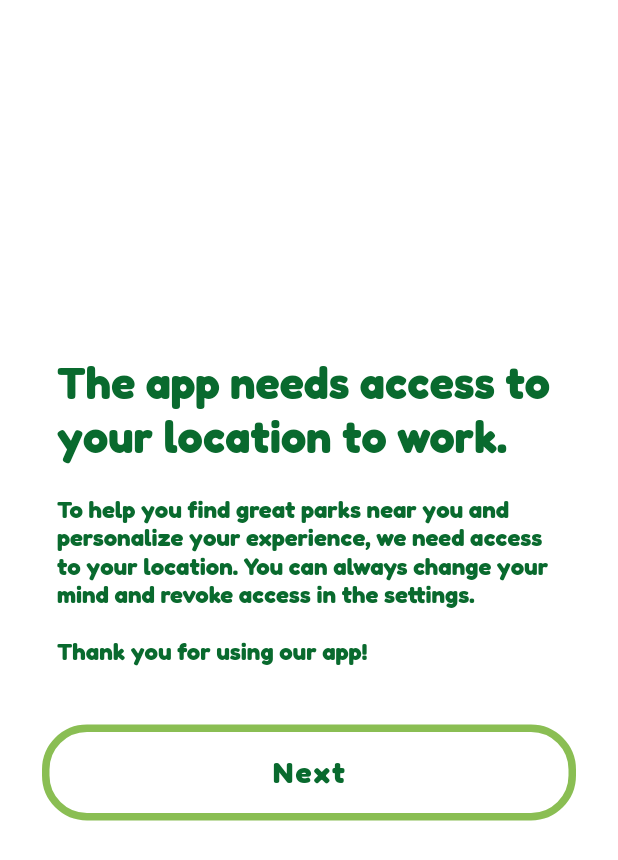
After one commit to Gilad1016/FetchFriends, a Flutter app: the LocationPermissionPage screen opened by its route, after a tap on "Next", on a phone screen of 412 x 824 dp. The commit adds this screen. Shown: the top 860 px of the screen. Run offline on Flutter 3.47's test engine with Material 2 defaults, Android fonts, the phone set to English and light mode, and no system bars; our stand-ins replace cloud_firestore, firebase_auth, firebase_core, firebase_storage, go_router, image_picker and 2 more; missing offline and left inert: firebase_app_check, time_picker_spinner; accounts and stored records are empty.

Commit message:
fix some rerouting and finish request location

```diff
--- a/lib/models/park_item.dart
+++ b/lib/models/park_item.dart
@@ -1,13 +1,23 @@
+import 'package:cloud_firestore/cloud_firestore.dart';
+
 class ParkItem {
   String id = '';
   String name = '';
   String mapsURL = '';
-  // geoPoint location = geoPoint();
-
+  GeoPoint location = const GeoPoint(0, 0);
 
   ParkItem({required this.name, required this.mapsURL});
 
   factory ParkItem.fromMap(Map<String, dynamic> docDocument) {
+    //
+    // final point1 = LatLng(latitude1, longitude1);
+    // final point2 = LatLng(latitude2, longitude2);
+    //
+    // final distance = Distance()
+    //     .as(LengthUnit. Kilometer, point1, point2);
+    //
+    // print('Distance: ${distance.toString()} km');
+
     return ParkItem(
       name: docDocument['name'] as String,
       mapsURL: docDocument['mapsURL'] as String,
--- /dev/null
+++ b/lib/models/user_data.dart
@@ -0,0 +1,32 @@
+import 'package:dogy_park/models/dog_item.dart';
+import 'package:dogy_park/models/park_item.dart';
+
+class UserData {
+  String userToken = '';
+  List<String> dogIds = [];
+  List<DogItem>? dogItems;
+  List<ParkItem>? savedParks;
+  List<String> savedParksId = [];
+
+  UserData(
+      {required this.userToken,
+      required this.dogIds,
+      required this.savedParksId});
+
+  factory UserData.fromMap(Map<String, dynamic> docDocument) {
+    return UserData(
+      userToken: docDocument['userToken'] as String,
+      dogIds: List<String>.from(docDocument['dogIds'] as List<dynamic>),
+      savedParksId:
+          List<String>.from(docDocument['savedParksId'] as List<dynamic>),
+    );
+  }
+
+  Map<String, dynamic> toMap() {
+    return {
+      'userToken': userToken,
+      'dogIds': dogIds,
+      'savedParksId': savedParksId,
+    };
+  }
+}
--- a/lib/pages/auth/login.dart
+++ b/lib/pages/auth/login.dart
@@ -29,6 +29,7 @@ class LoginPage extends StatelessWidget {
     }
 
     if (msg == 'success') {
+
       GoRouter.of(context).pushReplacement('/');
     }
   }
--- a/lib/pages/boot.dart
+++ b/lib/pages/boot.dart
@@ -13,11 +13,11 @@ class BootPage extends StatefulWidget {
 class _BootPageState extends State<BootPage> {
   late AppStateProvider _appProvider;
 
-  void onStartUp(context) async {
+  void onStartUp() async {
     //WAIT 1 SECOND
     await Future.delayed(const Duration(seconds: 1));
     // TODO: REMOVE WAIT
-    await _appProvider.onAppStart(context);
+    await _appProvider.onAppStart();
   }
 
   @override
@@ -25,7 +25,7 @@ class _BootPageState extends State<BootPage> {
     super.initState();
     _appProvider = Provider.of<AppStateProvider>(context, listen: false);
 
-    WidgetsBinding.instance.addPostFrameCallback((_) => onStartUp(context));
+    WidgetsBinding.instance.addPostFrameCallback((_) => onStartUp());
   }
 
   @override
--- a/lib/pages/error.dart
+++ b/lib/pages/error.dart
@@ -23,7 +23,7 @@ class ErrorPage extends StatelessWidget {
             Text(error ?? ""),
             TextButton(
               onPressed: () {
-                GoRouter.of(context).pushNamed(AppPage.park.toName);
+                GoRouter.of(context).pushNamed(AppPage.parkHome.toName);
               },
               child: const Text(
                   "Back to Home"
--- /dev/null
+++ b/lib/pages/new_user_flow/request_location_permission.dart
@@ -0,0 +1,60 @@
+import 'package:flutter/material.dart';
+import 'package:go_router/go_router.dart';
+
+import '../../providers/location_provider.dart';
+import '../../widgets/custom_button.dart';
+import '../../widgets/text_widget.dart';
+
+class LocationPermissionPage extends StatelessWidget {
+  const LocationPermissionPage({super.key});
+
+  Future<void> requestLocationPermission(context) async {
+    final LocationProvider locationProvider = LocationProvider();
+    String request = await locationProvider.getLocation();
+
+    if(request == "success") {
+      GoRouter.of(context).go('/');
+      return;
+    }
+
+    ScaffoldMessenger.of(context).showSnackBar(
+      SnackBar(
+        content: Text('Error requesting location permissions: ${request}'),
+      ),
+    );
+  }
+
+  @override
+  Widget build(BuildContext context) {
+    return Scaffold(
+      body: Padding(
+        padding: const EdgeInsets.only(bottom: 40, left: 28, right: 28),
+        child: Column(
+          mainAxisAlignment: MainAxisAlignment.center,
+          crossAxisAlignment: CrossAxisAlignment.stretch,
+          children: <Widget>[
+            const TextWidget(
+              headerText: 'The app needs access to your location to work.',
+              subheaderText: '',
+            ),
+            const TextWidget(
+              headerText: '',
+              subheaderText:
+                  'To help you find great parks near you and personalize your '
+                  'experience, we need access to your location. '
+                  'You can always change your mind and revoke access in the settings.'
+                  '\n\n'
+                  'Thank you for using our app!',
+            ),
+            CustomButton(
+              text: 'Next',
+              onPressed: () {
+                requestLocationPermission(context);
+              },
+            ),
+          ],
+        ),
+      ),
+    );
+  }
+}
--- a/lib/providers/app_state/states_utils.dart
+++ b/lib/providers/app_state/states_utils.dart
@@ -2,5 +2,7 @@ enum AppState {
   init,
   unauthenticated,
   loggedIn,
+  noLocationPermission,
   loggedInWithDogs,
+  loggedInWithDogsAndSavedParks,
 }
--- /dev/null
+++ b/lib/providers/location_provider.dart
@@ -0,0 +1,68 @@
+import 'dart:async';
+
+import 'package:flutter/services.dart';
+import 'package:location/location.dart';
+
+import 'app_state/states_utils.dart';
+
+class LocationProvider {
+  Location location = Location();
+  late LocationData _locationData;
+  bool _serviceEnabled = false;
+  final StreamController<bool> _onLocationStateChange =
+  StreamController.broadcast();
+
+  Stream<bool> get onLocationStateChange => _onLocationStateChange.stream;
+
+  void _updateLocationState(bool isGranted) {
+    _onLocationStateChange.add(isGranted);
+  }
+
+
+  Future<void> checkService() async {
+    _serviceEnabled = await location.serviceEnabled();
+    if (!_serviceEnabled) {
+      _serviceEnabled = await location.requestService();
+      if (!_serviceEnabled) {
+        _updateLocationState(false);
+        throw PlatformException(
+            code: 'LOCATION_SERVICES_DISABLED',
+            message: 'Location services are disabled.');
+      }
+    }
+  }
+
+  Future<void> checkPermission() async {
+    PermissionStatus permissionGranted = await location.hasPermission();
+    if (permissionGranted != PermissionStatus.granted) {
+      permissionGranted = await location.requestPermission();
+      if (permissionGranted != PermissionStatus.granted) {
+        _updateLocationState(false);
+        throw PlatformException(
+            code: 'LOCATION_PERMISSION_DENIED',
+            message: 'Location permission is denied.');
+      }
+    }
+  }
+
+  Future<String> getLocation() async {
+    try {
+      await checkService();
+      await checkPermission();
+      _locationData = await location.getLocation();
+    } on PlatformException catch (e) {
+      return e.message ?? "error";
+    }
+    _updateLocationState(true);
+    return "success";
+  }
+
+  Future<bool> isLocationReady() async {
+    return await location.serviceEnabled() && await location.hasPermission() == PermissionStatus.granted;
+  }
+
+
+  double? get latitude => _locationData.latitude;
+
+  double? get longitude => _locationData.longitude;
+}
--- a/lib/providers/router/app_router.dart
+++ b/lib/providers/router/app_router.dart
@@ -1,10 +1,12 @@
-import 'package:dogy_park/pages/add_dog.dart';
+import 'package:dogy_park/pages/new_user_flow/add_dog.dart';
 import 'package:dogy_park/pages/boot.dart';
 import 'package:dogy_park/pages/profile.dart';
 import 'package:dogy_park/providers/router/routes_utils.dart';
 import 'package:go_router/go_router.dart';
 
-import '../../pages/park.dart';
+import '../../pages/new_user_flow/add_preferred_park.dart';
+import '../../pages/new_user_flow/request_location_permission.dart';
+import '../../pages/home.dart';
 import '../../pages/auth/register.dart';
 import '../../pages/auth/login.dart';
 import '../../pages/error.dart';
@@ -24,9 +26,9 @@ class AppRouter {
     // initialLocation: AppPage.boot.toPath,
     routes: <GoRoute>[
       GoRoute(
-        path: AppPage.park.toPath,
-        name: AppPage.park.toName,
-        builder: (context, state) => const ParkPage(),
+        path: AppPage.parkHome.toPath,
+        name: AppPage.parkHome.toName,
+        builder: (context, state) => const ParkHomePage(),
       ),
       GoRoute(
         path: AppPage.login.toPath,
@@ -63,6 +65,16 @@ class AppRouter {
         name: AppPage.profile.toName,
         builder: (context, state) => const ProfilePage(),
       ),
+      GoRoute(
+        path: AppPage.requestPermission.toPath,
+        name: AppPage.requestPermission.toName,
+        builder: (context, state) => const LocationPermissionPage(),
+      ),
+      GoRoute(
+        path: AppPage.addPreferredPark.toPath,
+        name: AppPage.addPreferredPark.toName,
+        builder: (context, state) => const AddPreferredParkPage(),
+      ),
     ],
     errorBuilder: (context, state) => ErrorPage(error: state.error.toString()),
     redirect: (context, state) {
@@ -80,16 +92,27 @@ class AppRouter {
               (state.matchedLocation != AppPage.register.toPath)) {
             return AppPage.landing.toPath;
           }
-
         case AppState.loggedIn:
           return AppPage.addDog.toPath;
 
+        case AppState.noLocationPermission:
+          return AppPage.requestPermission.toPath;
+
         case AppState.loggedInWithDogs:
+          //TODO: after add parks is done change this to add parks
           if ((state.matchedLocation == AppPage.landing.toPath ||
               state.matchedLocation == AppPage.login.toPath ||
               state.matchedLocation == AppPage.register.toPath ||
               state.matchedLocation == AppPage.boot.toPath)) {
-            return AppPage.park.toPath;
+            return AppPage.parkHome.toPath;
+          }
+
+        case AppState.loggedInWithDogsAndSavedParks:
+          if ((state.matchedLocation == AppPage.landing.toPath ||
+              state.matchedLocation == AppPage.login.toPath ||
+              state.matchedLocation == AppPage.register.toPath ||
+              state.matchedLocation == AppPage.boot.toPath)) {
+            return AppPage.parkHome.toPath;
           }
       }
 
--- a/lib/providers/router/routes_utils.dart
+++ b/lib/providers/router/routes_utils.dart
@@ -2,18 +2,20 @@ enum AppPage {
   splash,
   login,
   register,
-  park,
+  parkHome,
   error,
   landing,
   boot,
   addDog,
   profile,
+  requestPermission,
+  addPreferredPark,
 }
 
 extension AppPageExtension on AppPage {
   String get toPath {
     switch (this) {
-      case AppPage.park:
+      case AppPage.parkHome:
         return "/";
       case AppPage.login:
         return "/login";
@@ -29,6 +31,10 @@ extension AppPageExtension on AppPage {
         return "/addDog";
       case AppPage.profile:
         return "/profile";
+      case AppPage.requestPermission:
+        return "/requestPermission";
+      case AppPage.addPreferredPark:
+        return "/addPreferredPark";
       default:
         return "/";
     }
@@ -36,7 +42,7 @@ extension AppPageExtension on AppPage {
 
   String get toName {
     switch (this) {
-      case AppPage.park:
+      case AppPage.parkHome:
         return "PARK";
       case AppPage.login:
         return "LOGIN";
@@ -52,6 +58,10 @@ extension AppPageExtension on AppPage {
         return "ADD_DOG";
       case AppPage.profile:
         return "PROFILE";
+      case AppPage.requestPermission:
+        return "REQUEST_PERMISSION";
+      case AppPage.addPreferredPark:
+        return "ADD_PREFERRED_PARK";
       default:
         return "PARK";
     }
@@ -59,7 +69,7 @@ extension AppPageExtension on AppPage {
 
   String get toTitle {
     switch (this) {
-      case AppPage.park:
+      case AppPage.parkHome:
         return "My App";
       case AppPage.login:
         return "My App Log In";
@@ -75,6 +85,8 @@ extension AppPageExtension on AppPage {
         return "My App Add Dog";
       case AppPage.profile:
         return "My App Profile";
+      case AppPage.requestPermission:
+        return "My App Request Permission";
       default:
         return "My App";
     }
--- a/lib/widgets/arrival/arrival_tile.dart
+++ b/lib/widgets/arrival_tile.dart
@@ -1,7 +1,7 @@
 import 'package:dogy_park/design/color_pallette.dart';
 import 'package:flutter/material.dart';
 
-import '../../models/dog_item.dart';
+import '../models/dog_item.dart';
 
 class ArrivalTile extends StatelessWidget {
   final DogItem dogItem;
--- a/lib/widgets/text_widget.dart
+++ b/lib/widgets/text_widget.dart
@@ -6,7 +6,8 @@ class TextWidget extends StatelessWidget {
   final String headerText;
   final String subheaderText;
 
-  const TextWidget({super.key,
+  const TextWidget({
+    super.key,
     required this.headerText,
     required this.subheaderText,
   });
@@ -16,7 +17,9 @@ class TextWidget extends StatelessWidget {
     return Column(
       crossAxisAlignment: CrossAxisAlignment.start,
       children: [
-        Padding(
+        Visibility(
+          visible: headerText.isNotEmpty,
+          child: Padding(
             padding: const EdgeInsets.all(10),
             child: Text(
               headerText,
@@ -28,7 +31,10 @@ class TextWidget extends StatelessWidget {
               ),
             ),
           ),
-        Padding(
+        ),
+        Visibility(
+          visible: subheaderText.isNotEmpty,
+          child: Padding(
             padding:
                 const EdgeInsets.only(top: 10, bottom: 20, left: 10, right: 10),
             child: Text(
@@ -41,6 +47,7 @@ class TextWidget extends StatelessWidget {
               ),
             ),
           ),
+        ),
       ],
     );
   }
```
Also changed, not shown: lib/main.dart (+6 -7 lines), lib/pages/home.dart (renamed from lib/pages/park.dart, +5 -5 lines), lib/pages/new_user_flow/add_dog.dart (renamed from lib/pages/add_dog.dart, +4 -4 lines), lib/pages/new_user_flow/add_preferred_park.dart (added, +143 -0 lines), lib/providers/app_state/app_state_provider.dart (+61 -14 lines), lib/providers/data_provider.dart (+26 -2 lines), lib/widgets/dog_arrival_item.dart (deleted, +0 -33 lines), 1 other file. Lines whose indentation alone changed are shown as unchanged.
